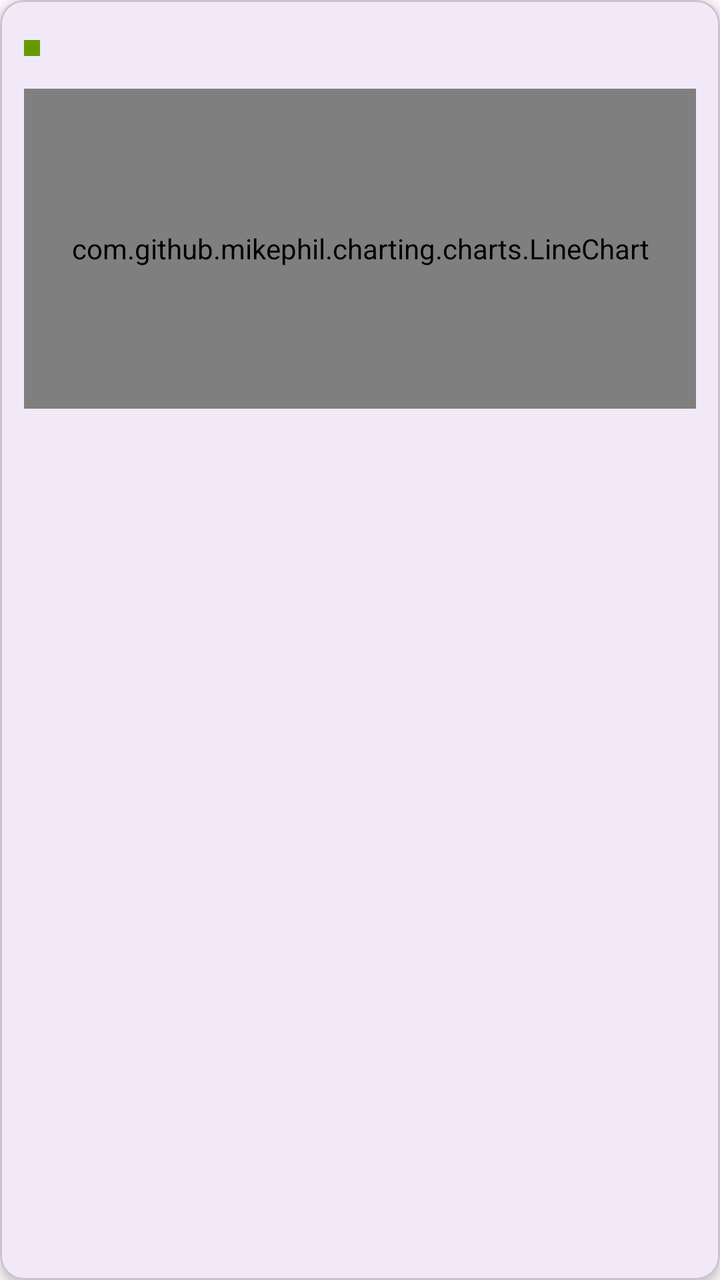
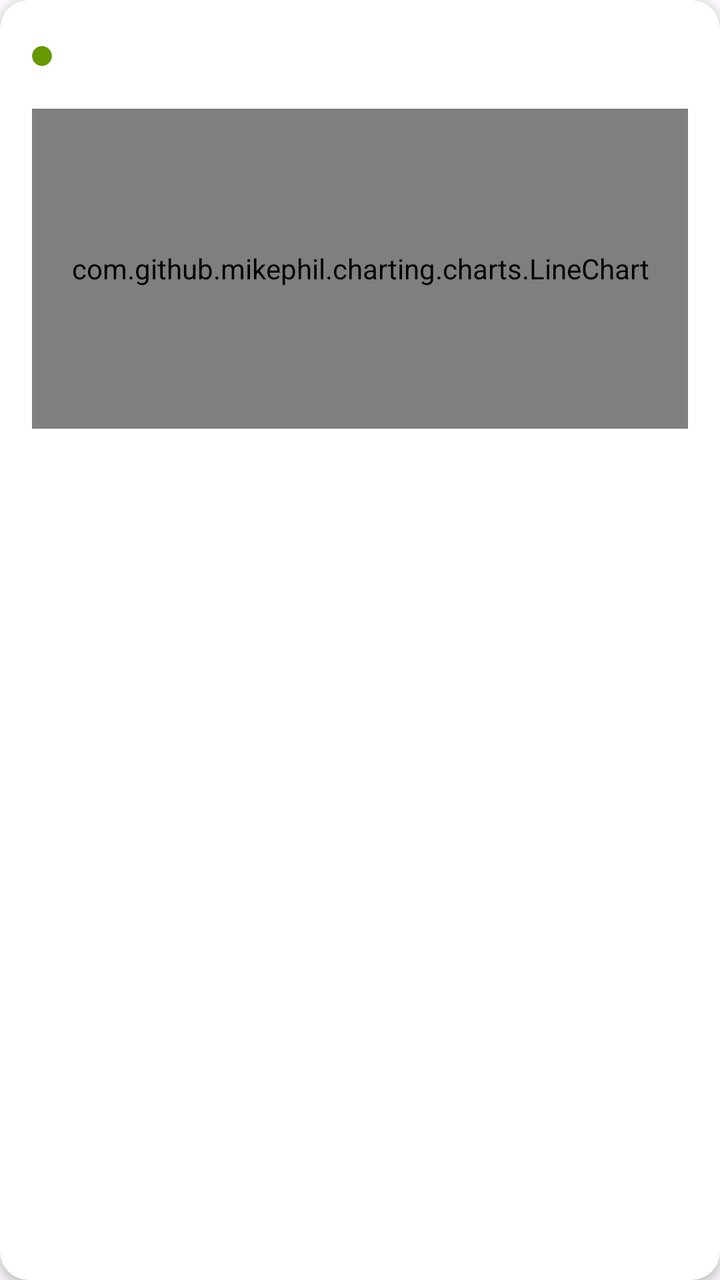

Two renders of the same Android screen: before a commit and after it. Below are the layout's source before the change and the commit's diff.
<!-- AndroidManifest.xml: application theme Theme.SMCAIOT -->
<!-- res/layout/item_sensor_chart.xml -->
<?xml version="1.0" encoding="utf-8"?>
<com.google.android.material.card.MaterialCardView
    xmlns:android="http://schemas.android.com/apk/res/android"
    xmlns:app="http://schemas.android.com/apk/res-auto"
    android:layout_width="match_parent"
    android:layout_height="wrap_content"
    android:layout_marginHorizontal="12dp"
    android:layout_marginVertical="6dp"
    app:cardCornerRadius="12dp"
    app:cardElevation="3dp">

    <LinearLayout
        android:layout_width="match_parent"
        android:layout_height="wrap_content"
        android:orientation="vertical"
        android:padding="12dp">

        
        <LinearLayout
            android:layout_width="match_parent"
            android:layout_height="wrap_content"
            android:orientation="horizontal"
            android:gravity="center_vertical">

            <View
                android:id="@+id/viewSensorColor"
                android:layout_width="8dp"
                android:layout_height="8dp"
                android:layout_marginEnd="8dp"
                android:background="@android:color/holo_green_dark" />

            <LinearLayout
                android:layout_width="0dp"
                android:layout_height="wrap_content"
                android:layout_weight="1"
                android:orientation="vertical">

                <TextView
                    android:id="@+id/tvSensorName"
                    android:layout_width="wrap_content"
                    android:layout_height="wrap_content"
                    android:textSize="14sp"
                    android:textStyle="bold"
                    android:textColor="#212121" />

                <TextView
                    android:id="@+id/tvDisplayName"
                    android:layout_width="wrap_content"
                    android:layout_height="wrap_content"
                    android:textSize="11sp"
                    android:textColor="#757575"
                    android:visibility="gone" />
            </LinearLayout>

            <TextView
                android:id="@+id/tvCurrentValue"
                android:layout_width="wrap_content"
                android:layout_height="wrap_content"
                android:textSize="18sp"
                android:textStyle="bold"
                android:textColor="#1565C0" />
        </LinearLayout>

        
        <com.github.mikephil.charting.charts.LineChart
            android:id="@+id/lineChart"
            android:layout_width="match_parent"
            android:layout_height="160dp"
            android:layout_marginTop="8dp" />

    </LinearLayout>
</com.google.android.material.card.MaterialCardView>
<!-- resources referenced by this layout -->
<resources>
  <style name="Theme.SMCAIOT" parent="Base.Theme.SMCAIOT" />
  <style name="Base.Theme.SMCAIOT" parent="Theme.Material3.DayNight.NoActionBar">
          
          
      </style>
</resources>

<!-- the commit's change to res/layout/item_sensor_chart.xml (unified diff, before → after) -->
@@ -4,44 +4,53 @@
     xmlns:app="http://schemas.android.com/apk/res-auto"
     android:layout_width="match_parent"
     android:layout_height="wrap_content"
-    android:layout_marginHorizontal="12dp"
-    android:layout_marginVertical="6dp"
-    app:cardCornerRadius="12dp"
-    app:cardElevation="3dp">
+    android:layout_marginHorizontal="16dp"
+    android:layout_marginVertical="8dp"
+    app:cardBackgroundColor="@color/white"
+    app:cardCornerRadius="14dp"
+    app:cardElevation="3dp"
+    app:strokeWidth="0dp">
 
     <LinearLayout
         android:layout_width="match_parent"
         android:layout_height="wrap_content"
         android:orientation="vertical"
-        android:padding="12dp">
+        android:padding="16dp">
 
-        
         <LinearLayout
             android:layout_width="match_parent"
             android:layout_height="wrap_content"
             android:orientation="horizontal"
             android:gravity="center_vertical">
 
-            <View
-                android:id="@+id/viewSensorColor"
-                android:layout_width="8dp"
-                android:layout_height="8dp"
-                android:layout_marginEnd="8dp"
-                android:background="@android:color/holo_green_dark" />
+            <com.google.android.material.card.MaterialCardView
+                android:layout_width="10dp"
+                android:layout_height="10dp"
+                app:cardCornerRadius="5dp"
+                app:cardElevation="0dp"
+                app:strokeWidth="0dp"
+                app:cardBackgroundColor="@android:color/holo_green_dark">
+                <View
+                    android:id="@+id/viewSensorColor"
+                    android:layout_width="match_parent"
+                    android:layout_height="match_parent" />
+            </com.google.android.material.card.MaterialCardView>
 
             <LinearLayout
                 android:layout_width="0dp"
                 android:layout_height="wrap_content"
                 android:layout_weight="1"
+                android:layout_marginStart="10dp"
                 android:orientation="vertical">
 
                 <TextView
                     android:id="@+id/tvSensorName"
                     android:layout_width="wrap_content"
                     android:layout_height="wrap_content"
-                    android:textSize="14sp"
+                    android:textSize="15sp"
                     android:textStyle="bold"
-                    android:textColor="#212121" />
+                    android:textColor="#333333"
+                    android:fontFamily="sans-serif-medium" />
 
                 <TextView
                     android:id="@+id/tvDisplayName"
@@ -58,15 +67,15 @@
                 android:layout_height="wrap_content"
                 android:textSize="18sp"
                 android:textStyle="bold"
-                android:textColor="#1565C0" />
+                android:textColor="@color/principal"
+                android:fontFamily="sans-serif-medium" />
         </LinearLayout>
 
-        
         <com.github.mikephil.charting.charts.LineChart
             android:id="@+id/lineChart"
             android:layout_width="match_parent"
             android:layout_height="160dp"
-            android:layout_marginTop="8dp" />
+            android:layout_marginTop="14dp" />
 
     </LinearLayout>
 </com.google.android.material.card.MaterialCardView>
<!-- resource entries referenced after the edit -->
@@ -1,9 +1,24 @@
 <!-- resources referenced by this layout -->
 <resources>
+  <color name="principal">#274292</color>
+  <color name="white">#FFFFFFFF</color>
   <style name="Theme.SMCAIOT" parent="Base.Theme.SMCAIOT" />
   <style name="Base.Theme.SMCAIOT" parent="Theme.Material3.DayNight.NoActionBar">
-          
-          
+          <item name="colorPrimary">@color/principal</item>
+          <item name="colorOnPrimary">@color/white</item>
+  
+          <item name="chipStyle">@style/CustomChipStyle</item>
+      </style>
+  <style name="CustomChipStyle" parent="Widget.Material3.Chip.Filter">
+          <item name="android:textColor">@color/chip_text_color_selector</item>
+  
+          <item name="chipBackgroundColor">@color/chip_background_color_selector</item>
+  
+          <item name="chipStrokeColor">@android:color/transparent</item>
+          <item name="chipStrokeWidth">0dp</item>
+  
+          <item name="checkedIconVisible">false</item>
+  
       </style>
 </resources>
 
